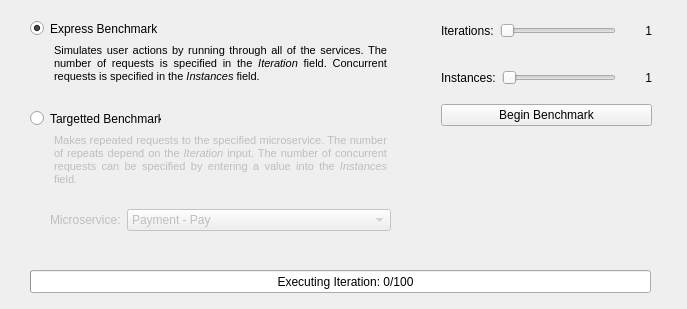
Before: the Qt Designer form NetworkRequest/benchmark.ui in CodexVII/Qt, drawn with Qt 5.
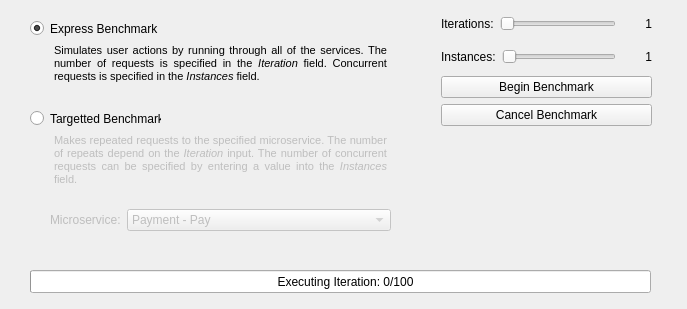
After: the same form once the commit is applied.

Commit message:
Benchmark tool implemented
Under the name benchmark
Ignore others. Implementing  multithreading

```diff
--- a/NetworkRequest/benchmark.ui
+++ b/NetworkRequest/benchmark.ui
@@ -177,6 +177,13 @@
       </property>
      </widget>
     </item>
+    <item>
+     <widget class="QPushButton" name="pushButton_2">
+      <property name="text">
+       <string>Cancel Benchmark</string>
+      </property>
+     </widget>
+    </item>
    </layout>
   </widget>
   <widget class="QWidget" name="layoutWidget">
```
Left out of the diff: 14 changed lines with no effect on the pictures. The commit also changes 96 other files.
